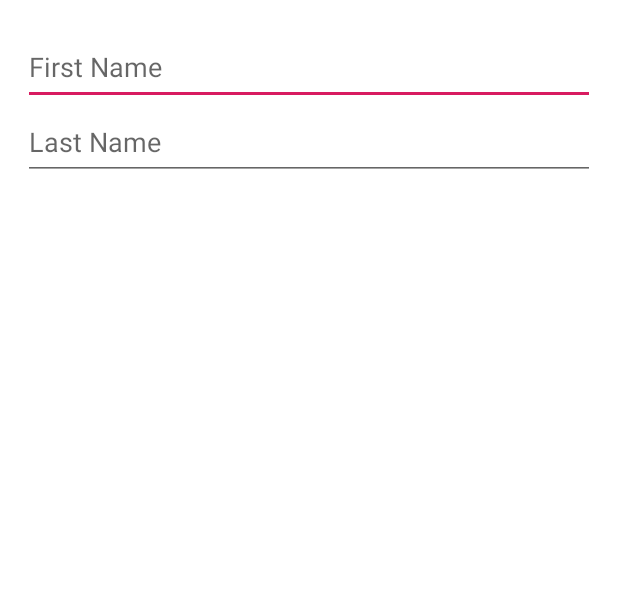
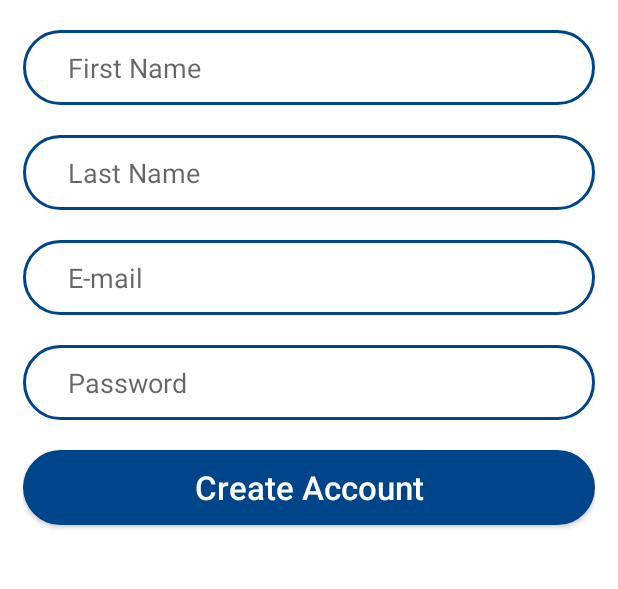
Before and after one commit to CSID-DGU/2019-2-OSSP1-noob-7, an Android app: the layout activity_sign_up.xml on its own in the app's theme, with its tools: preview values and no code run, on a phone screen of 412 x 824 dp, the part 270-859 px from its top. Run offline under Robolectric (Android 15) with nearby library versions, the phone set to English and light mode, and no system bars.

Commit message:
sign_up_activity(2)

```diff
--- a/android/app/src/main/res/layout/activity_sign_up.xml
+++ b/android/app/src/main/res/layout/activity_sign_up.xml
@@ -28,6 +28,10 @@
         android:layout_height="50dp"
 
         android:hint="First Name"
+
+        android:background="@drawable/button_navy"
+        android:layout_marginBottom="20dp"
+        android:paddingLeft="30dp"
         />
 
     <EditText
@@ -35,6 +39,43 @@
         android:layout_height="50dp"
 
         android:hint="Last Name"
+
+        android:background="@drawable/button_navy"
+        android:layout_marginBottom="20dp"
+        android:paddingLeft="30dp"
+        />
+
+    <EditText
+        android:layout_width="match_parent"
+        android:layout_height="50dp"
+
+        android:hint="E-mail"
+
+        android:background="@drawable/button_navy"
+        android:layout_marginBottom="20dp"
+        android:paddingLeft="30dp"
+        />
+
+    <EditText
+        android:layout_width="match_parent"
+        android:layout_height="50dp"
+
+        android:hint="Password"
+
+        android:background="@drawable/button_navy"
+        android:layout_marginBottom="20dp"
+        android:paddingLeft="30dp"
+        />
+
+    <Button
+        android:layout_width="match_parent"
+        android:layout_height="50dp"
+        android:background="@drawable/button_blue"
+        android:text="Create Account"
+        android:textSize="22dp"
+        android:textColor="#ffffff"
+
+        android:textAllCaps="false"
         />
 
 
```
